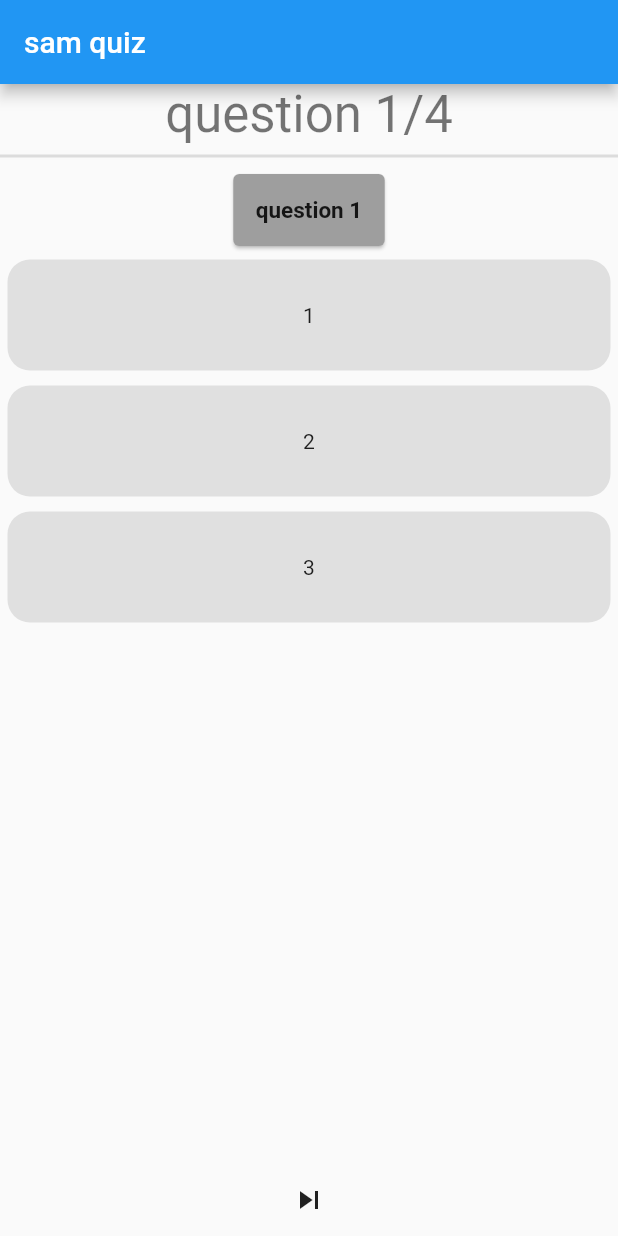
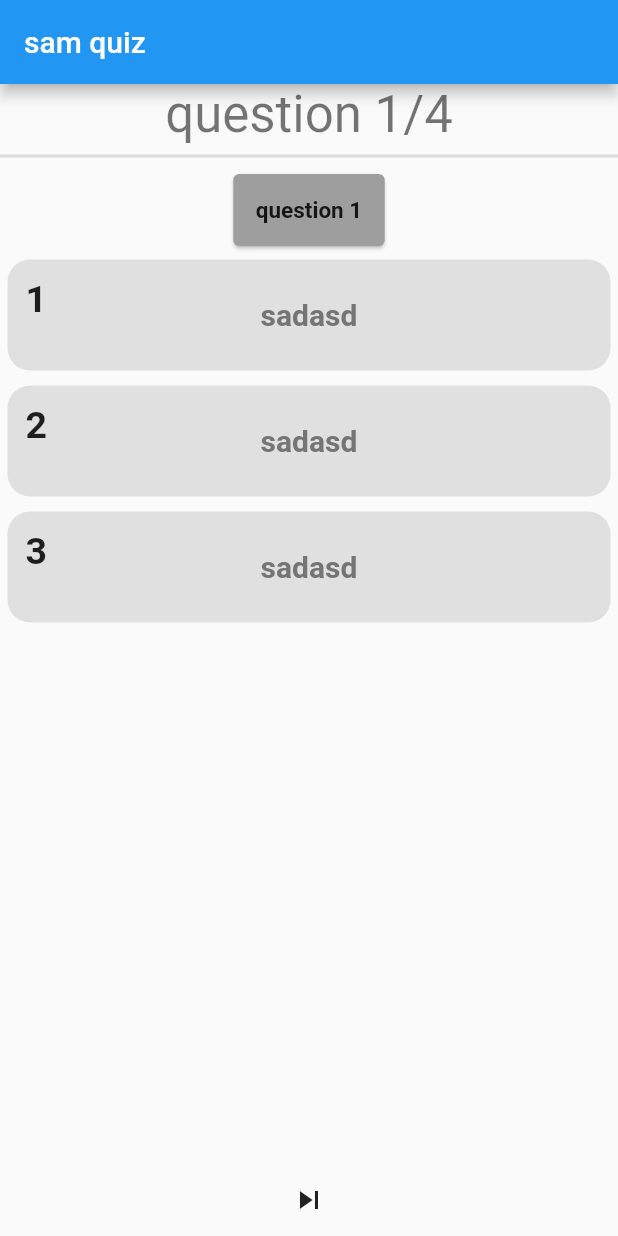
Before and after one commit to samordoch/triviaFlutter, a Flutter app: the screen it shows after launch, on a phone screen of 412 x 824 dp. Run offline on Flutter 3.47's test engine with Material 2 defaults, Android fonts, the phone set to English and light mode, and no system bars.

Commit message:
changed the json format and Qestions constractor to be later fit for using Api or Database

```diff
--- /dev/null
+++ b/lib/entities/option.dart
@@ -0,0 +1,5 @@
+class Option {
+  final String option, text;
+  final bool isCorrect;
+  Option({required this.text, required this.option, required this.isCorrect});
+}
--- a/lib/entities/question.dart
+++ b/lib/entities/question.dart
@@ -1,11 +1,25 @@
+import 'package:trivia/entities/option.dart';
+
 class Question {
-  final int id, answer;
   final String question;
-  final List<String> options;
+  final List<dynamic> options;
 
-  Question(
-      {required this.id,
-      required this.question,
-      required this.answer,
-      required this.options});
+  Question(this.question, this.options);
+  factory Question.fromJson(dynamic json) {
+    if (json['options'] != null) {
+      var optionJson = json['options'] as List;
+      List<Option> _options = optionJson
+          .map(
+            (option) => Option(
+              text: option['text'],
+              option: option['option'],
+              isCorrect: (option['isCorrect'] == 'true'),
+            ),
+          )
+          .toList();
+      print(_options);
+      return Question(json['question'] as String, _options);
+    } else
+      throw Exception(['ghdjh']);
+  }
 }
--- a/lib/screens/quiz_screen/quiz_screen.dart
+++ b/lib/screens/quiz_screen/quiz_screen.dart
@@ -16,40 +16,49 @@ class _QuizScreenState extends State<QuizScreen> {
     {
       "id": 1,
       "question": "question 1",
-      "options": ['1', '2', '3'],
+      "options": [
+        {'option': '1', 'text': 'sadasd', 'isCorrect': true},
+        {'option': '2', 'text': 'sadasd', 'isCorrect': false},
+        {'option': '3', 'text': 'sadasd', 'isCorrect': false}
+      ],
       "answer_index": 1,
     },
     {
       "id": 2,
       "question": "מי כתב את האפליקציה",
-      "options": ['סאם', 'יוסי', 'דוד'],
+      "options": [
+        {'option': '1', 'text': 'sadasd', 'isCorrect': 'true'},
+        {'option': '2', 'text': 'sadasd', 'isCorrect': 'false'},
+        {'option': '3', 'text': 'sadasd', 'isCorrect': 'false'}
+      ],
       "answer_index": 1,
     },
     {
       "id": 3,
       "question": "question 3",
-      "options": ['1', '2', '3'],
+      "options": [
+        {'option': '1', 'text': 'sadasd', 'isCorrect': 'true'},
+        {'option': '2', 'text': 'sadasd', 'isCorrect': 'false'},
+        {'option': '3', 'text': 'sadasd', 'isCorrect': 'false'}
+      ],
       "answer_index": 1,
     },
     {
       "id": 4,
       "question": "question 4",
-      "options": ['1', '2', '3'],
+      "options": [
+        {'option': '1', 'text': 'sadasd', 'isCorrect': 'true'},
+        {'option': '2', 'text': 'sadasd', 'isCorrect': 'false'},
+        {'option': '3', 'text': 'sadasd', 'isCorrect': 'false'}
+      ],
       "answer_index": 1,
     },
   ];
   var i = 0;
   @override
   Widget build(BuildContext context) {
-    List<Question> _questions = sampleData
-        .map(
-          (question) => Question(
-              id: question['id'],
-              question: question['question'],
-              options: question['options'],
-              answer: question['answer_index']),
-        )
-        .toList();
+    List<Question> _questions =
+        sampleData.map((question) => Question.fromJson(question)).toList();
 
     var j = i + 1;
     return Scaffold(
--- a/lib/screens/quiz_screen/widgets/OptionsWidget.dart
+++ b/lib/screens/quiz_screen/widgets/OptionsWidget.dart
@@ -1,4 +1,5 @@
 import 'package:flutter/material.dart';
+import 'package:trivia/entities/option.dart';
 import 'package:trivia/entities/question.dart';
 
 class OptionsWidget extends StatelessWidget {
@@ -11,7 +12,7 @@ class OptionsWidget extends StatelessWidget {
       children: question.options
           .map((option) => buildOption(context, option))
           .toList());
-  Widget buildOption(BuildContext context, String option) {
+  Widget buildOption(BuildContext context, Option option) {
     return Container(
       padding: EdgeInsets.all(12),
       decoration: BoxDecoration(
@@ -23,11 +24,26 @@ class OptionsWidget extends StatelessWidget {
     );
   }
 
-  Widget buildAnswer(String option) => Container(
+  Widget buildAnswer(Option option) => Container(
         height: 50,
-        child: Row(
-          mainAxisAlignment: MainAxisAlignment.center,
-          children: [Text(option)],
+        child: Stack(
+          children: [
+            Align(
+              alignment: Alignment.topLeft,
+              child: Text(
+                option.option,
+                style: TextStyle(fontWeight: FontWeight.bold, fontSize: 25),
+              ),
+            ),
+            Align(
+              alignment: Alignment.center,
+              child: Text(option.text,
+                  style: TextStyle(
+                      fontWeight: FontWeight.bold,
+                      fontSize: 20,
+                      color: Colors.grey.shade600)),
+            )
+          ],
         ),
       );
 }
```
